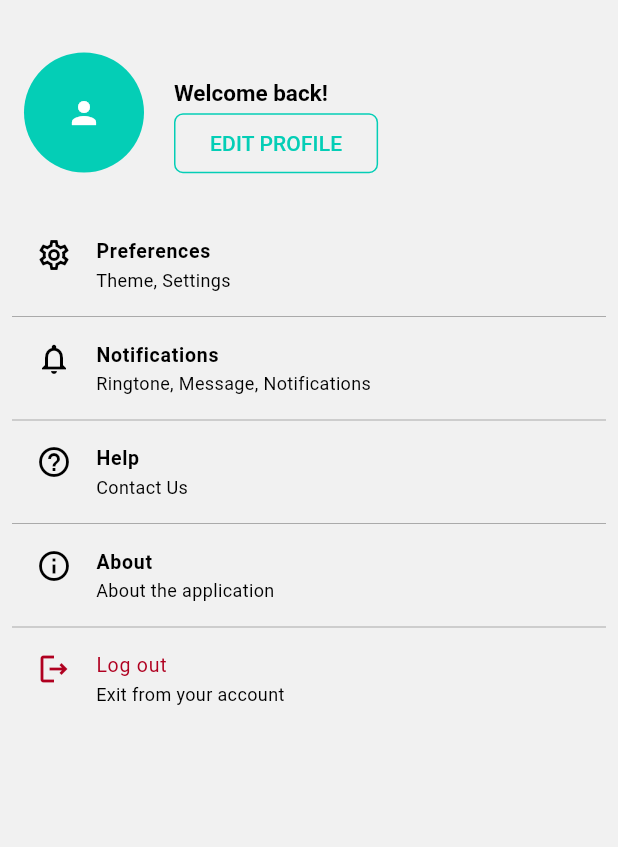
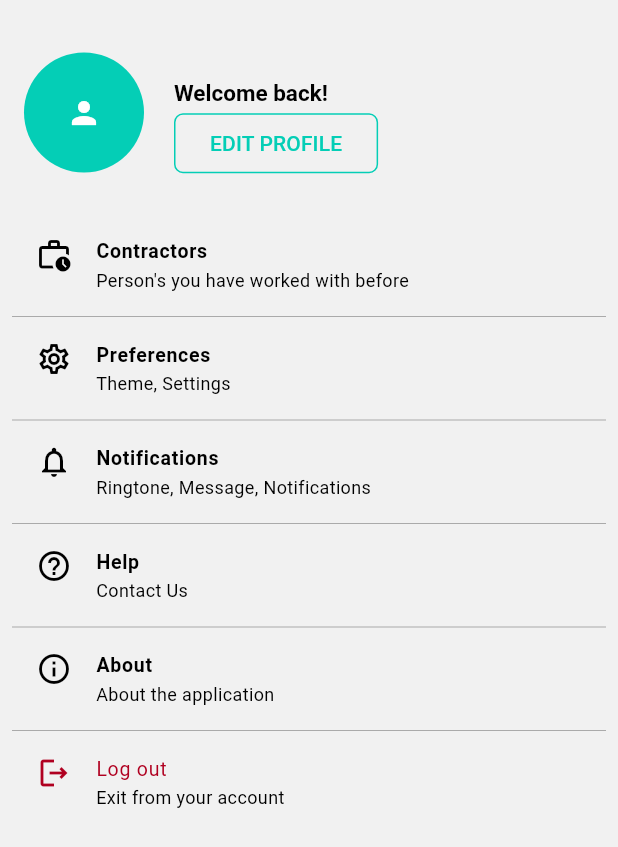
Before and after one commit to kzjstudio/bimlinkz_mobile_app, a Flutter app: the AccountScreen screen opened directly, on a phone screen of 412 x 824 dp. Shown: the top 847 px of the screen. Run offline on Flutter 3.47's test engine with Material 3 defaults, Android fonts, the phone set to English and light mode, and no system bars; our stand-ins replace cloud_firestore, firebase_auth, firebase_core, get, google_fonts, loading_indicator and 2 more; accounts and stored records are empty.

Commit message:
working on the become a contractor

```diff
--- a/lib/screens/mobile/account_screen.dart
+++ b/lib/screens/mobile/account_screen.dart
@@ -1,6 +1,7 @@
 import 'package:bimlinkz_mobile_app/Controllers/auth_controller.dart';
 import 'package:bimlinkz_mobile_app/screens/mobile/about_us_screen.dart';
 import 'package:bimlinkz_mobile_app/screens/mobile/contact_us_screen.dart';
+import 'package:bimlinkz_mobile_app/screens/mobile/contractor_screen.dart';
 import 'package:bimlinkz_mobile_app/screens/mobile/notifications.dart';
 import 'package:bimlinkz_mobile_app/screens/mobile/preferences.dart';
 import 'package:bimlinkz_mobile_app/screens/mobile/profile.dart';
@@ -64,6 +65,18 @@ class AccountScreen extends StatelessWidget {
               children: [
                 ListButton(
                     tapped: () {
+                      Get.to(() => ContractorsPage(),
+                          transition: Transition.rightToLeftWithFade);
+                    },
+                    icon: Icons.work_history_outlined,
+                    title: 'Contractors',
+                    subTitle: "Person's you have worked with before "),
+                Divider(
+                  thickness: .2,
+                  color: Theme.of(context).colorScheme.shadow,
+                ),
+                ListButton(
+                    tapped: () {
                       Get.to(() => const PreferencesPage(),
                           transition: Transition.rightToLeftWithFade);
                     },
@@ -98,24 +111,14 @@ class AccountScreen extends StatelessWidget {
                   thickness: .2,
                   color: Theme.of(context).colorScheme.shadow,
                 ),
-                GestureDetector(
-                  onTap: () {
-                    Get.to(() => const AboutPage(),
-                        transition: Transition.rightToLeftWithFade);
-                  },
-                  child: const ListTile(
-                    dense: true,
-                    isThreeLine: true,
-                    leading: Icon(
-                      Icons.info_outline,
-                    ),
-                    title: Text(
-                      'About',
-                      style: TextStyle(fontWeight: FontWeight.bold),
-                    ),
-                    subtitle: Text('About the application'),
-                  ),
-                ),
+                ListButton(
+                    tapped: () {
+                      Get.to(() => const AboutPage(),
+                          transition: Transition.rightToLeftWithFade);
+                    },
+                    icon: Icons.info_outline,
+                    title: 'About',
+                    subTitle: 'About the application'),
                 Divider(
                   thickness: .2,
                   color: Theme.of(context).colorScheme.shadow,
--- a/lib/screens/mobile/landing_screen.dart
+++ b/lib/screens/mobile/landing_screen.dart
@@ -23,7 +23,6 @@ class _LandingScreenState extends State<LandingScreen> {
 
   final screens = [
     const HomeScreen(),
-    ContractorsPage(),
     const MessagesScreen(),
     const JobScreen(),
     AccountScreen(),
@@ -41,8 +40,6 @@ class _LandingScreenState extends State<LandingScreen> {
             label: "Home",
             icon: Icon(Icons.home_outlined),
           ),
-          BottomNavigationBarItem(
-              label: 'Contractors', icon: Icon(Icons.cases_outlined)),
           BottomNavigationBarItem(
             label: 'Messages',
             icon: Icon(Icons.mail_outline_outlined),
```
Also changed, not shown: lib/Controllers/auth_controller.dart (+6 -5 lines), lib/screens/mobile/home_screen.dart (+1 -16 lines), lib/screens/mobile/jobs_screen.dart (+11 -7 lines), lib/screens/mobile/signup_screen.dart (+3 -36 lines).
